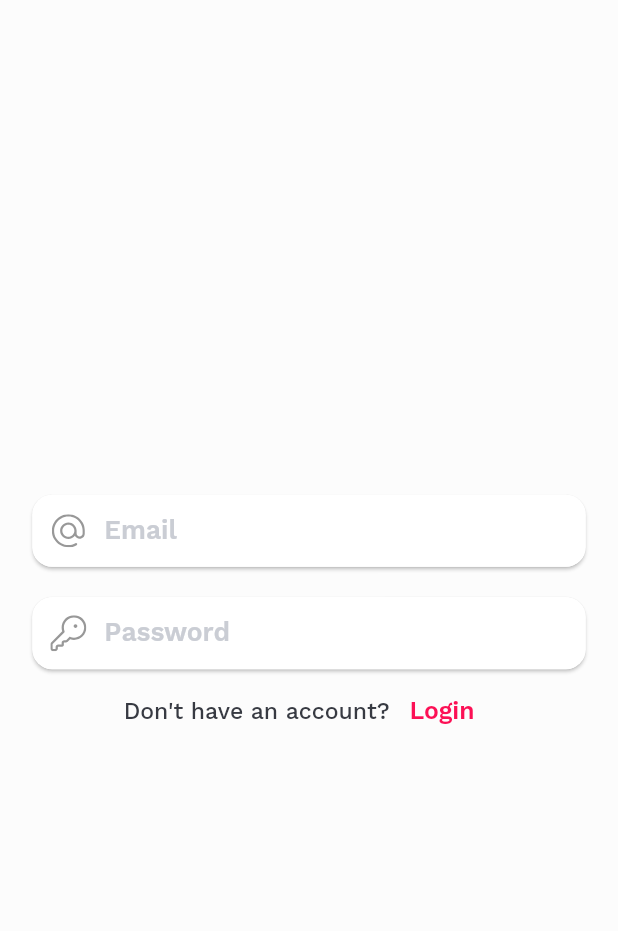
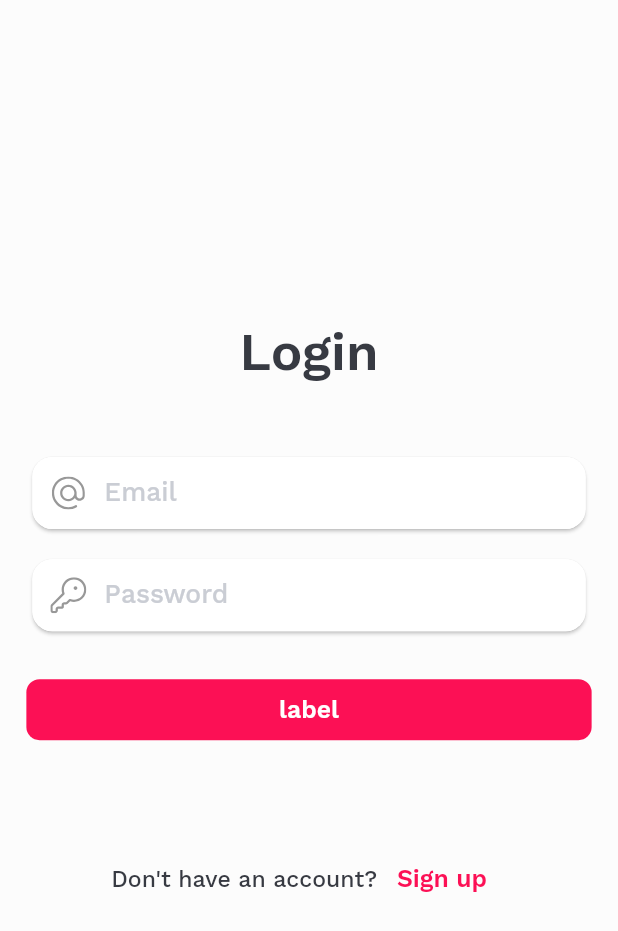
Before and after one commit to BahromjonPolat/Tickets, a Flutter app: the screen it shows after launch, on a phone screen of 412 x 824 dp. Shown: the top 931 px of the screen. Run offline on Flutter 3.47's test engine with Material 2 defaults, Android fonts, the phone set to English and light mode, and no system bars; our stand-ins replace dio, flutter_svg, google_maps_flutter; missing offline and left inert: flutter_polyline_points.

Commit message:
AuthPage tayyor

```diff
--- a/lib/providers/auth_provider.dart
+++ b/lib/providers/auth_provider.dart
@@ -11,7 +11,11 @@ class AuthProvider extends ChangeNotifier {
 
   void onPageChanged() {
     _isLogin = !_isLogin;
-    _isLogin ? _currentPage = SignInPage() : SignUpPage();
+    if (_isLogin) {
+      _currentPage = SignInPage();
+    } else {
+      _currentPage = SignUpPage();
+    }
     notifyListeners();
   }
 
--- a/lib/view/screens/auth/auth_page.dart
+++ b/lib/view/screens/auth/auth_page.dart
@@ -10,15 +10,38 @@ class AuthPage extends StatelessWidget {
   Widget build(BuildContext context) {
     _authProvider = context.watch();
     return Scaffold(
-      body: Column(
+      body: Padding(
+        padding: MyEdgeInsets.symmetric(horizontal: 16.0),
+        child: Center(
+          child: SingleChildScrollView(
+            child: Column(
               mainAxisAlignment: MainAxisAlignment.center,
               children: [
+                MyText(
+                  _authProvider.isLogin ? "Login" : "Sign Up",
+                  weight: FontWeight.w600,
+                  size: 32.0,
+                ),
+                MySizedBox(height: 45.0),
+                // Agar provider'ning isLogin xossasining qiymati 'TRUE' bo'lsa
+                // Login sahifasining form field'lari ko'rsatiladi.
+                // Ask holda Sign up sahifasiniki.
                 Form(
                   key: _authProvider.formKey,
                   child: _authProvider.currentPage,
                 ),
-          PageChangingButton(onPressed: (){}),
+
+                MySizedBox(height: 24.0),
+                DefaultButton(onPressed: (){}, label: 'label'),
+                MySizedBox(height: 64.0),
+                PageChangingButton(
+                  onPressed: _authProvider.onPageChanged,
+                  isLogin: _authProvider.isLogin,
+                ),
               ],
+            ),
+          ),
+        ),
       ),
     );
   }
--- a/lib/view/screens/auth/sign_in_page.dart
+++ b/lib/view/screens/auth/sign_in_page.dart
@@ -8,9 +8,7 @@ class SignInPage extends StatelessWidget {
   @override
   Widget build(BuildContext context) {
     _authProvider = context.watch();
-    return Padding(
-      padding: MyEdgeInsets.symmetric(horizontal: 16.0),
-      child: Column(
+    return Column(
       mainAxisAlignment: MainAxisAlignment.center,
       children: [
         CustomFormField(
@@ -31,7 +29,6 @@ class SignInPage extends StatelessWidget {
           assetIcon: AssetIcons.key,
         ),
       ],
-      ),
     );
   }
 }
--- a/lib/view/widgets/buttons/auth_change_page_button.dart
+++ b/lib/view/widgets/buttons/auth_change_page_button.dart
@@ -19,7 +19,7 @@ class PageChangingButton extends StatelessWidget {
         MyText(isLogin ? _loginText : _signUpText),
         MyTextButton(
           onPressed: onPressed,
-          label: isLogin ? 'Login' : 'Sign up',
+          label: !isLogin ? 'Login' : 'Sign up',
           padding: 12.0,
         ),
       ],
--- a/lib/view/widgets/components/custom_input_decoration.dart
+++ b/lib/view/widgets/components/custom_input_decoration.dart
@@ -12,7 +12,7 @@ class CustomInputDecoration {
       border: _buildOutlineInputBorder(),
       enabledBorder: _buildOutlineInputBorder(),
       hintText: hint,
-      hintStyle: setTextStyle(ConstColors.grey),
+      hintStyle: setTextStyle(ConstColors.grey, weight: FontWeight.w500),
       contentPadding: EdgeInsets.zero,
       prefixIcon: SvgPicture.asset(
         assetIcon!,
@@ -27,8 +27,12 @@ class CustomInputDecoration {
         borderSide: BorderSide.none,
       );
 
-  static TextStyle setTextStyle(Color color) => TextStyle(
-        fontWeight: FontWeight.w600,
+  static TextStyle setTextStyle(
+    Color color, {
+    FontWeight weight = FontWeight.w600,
+  }) =>
+      TextStyle(
+        fontWeight: weight,
         fontSize: getProportionateScreenWidth(16.0),
         color: color,
       );
--- a/lib/view/widgets/inputFields/custom_form_field.dart
+++ b/lib/view/widgets/inputFields/custom_form_field.dart
@@ -32,7 +32,10 @@ class CustomFormField extends StatelessWidget {
           hint: hint,
           assetIcon: assetIcon,
         ),
-        style: CustomInputDecoration.setTextStyle(ConstColors.greyer),
+        style: CustomInputDecoration.setTextStyle(
+          ConstColors.greyer,
+          weight: FontWeight.w500,
+        ),
       ),
     );
   }
```
Also changed, not shown: lib/view/screens/auth/sign_up_page.dart (+32 -2 lines). Lines whose indentation alone changed are shown as unchanged.
